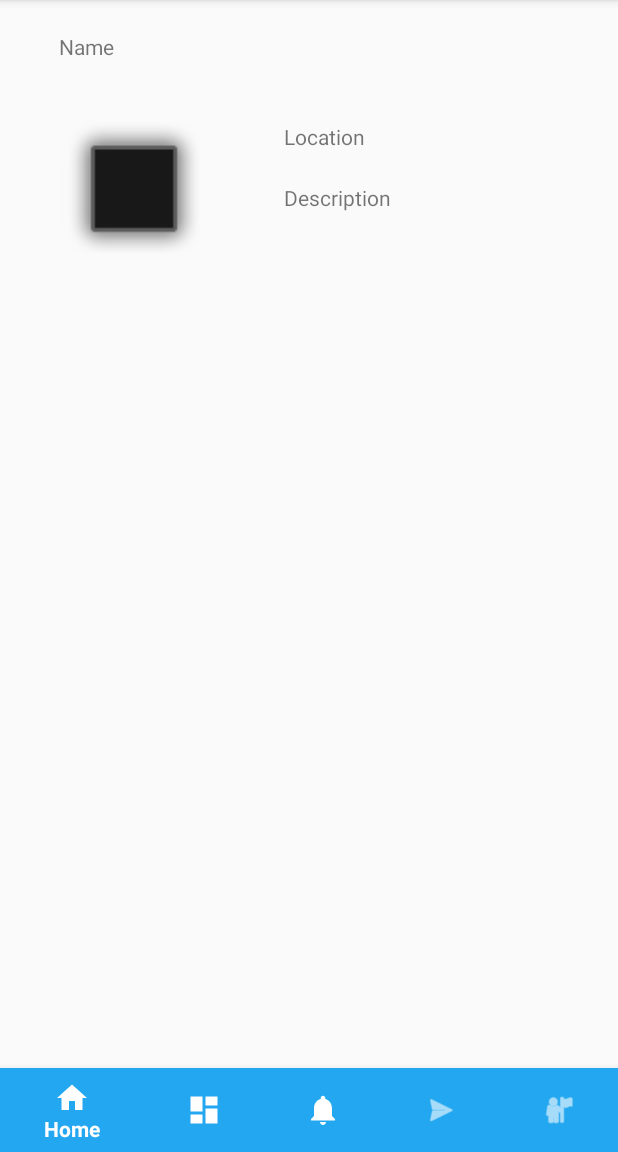
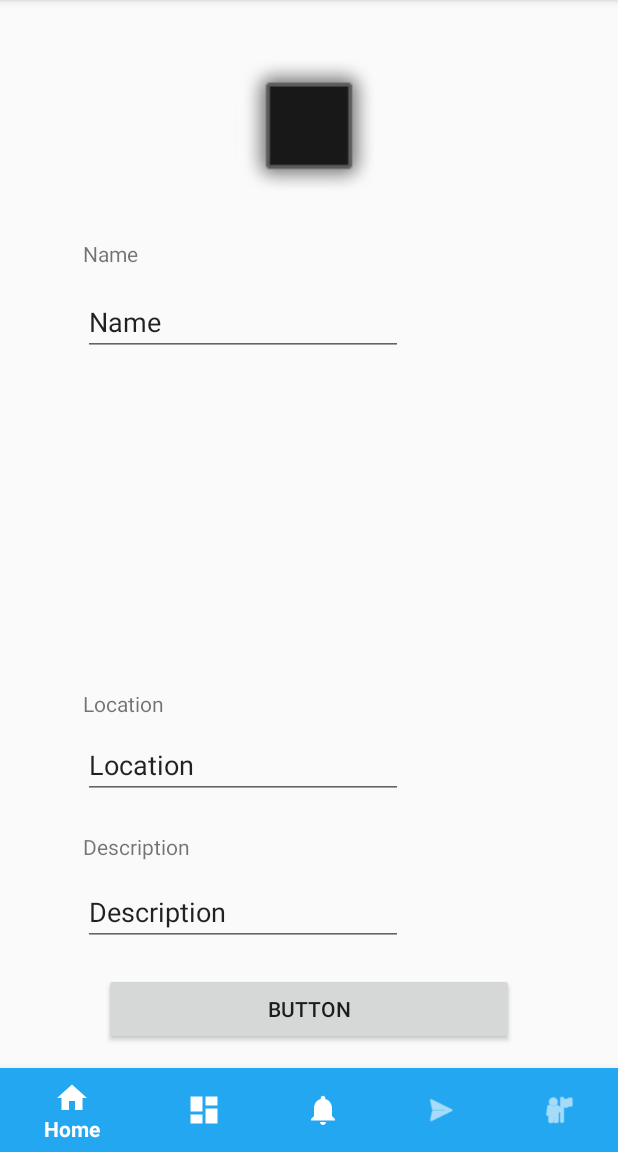
Before and after one commit to ViriusLevan/VisionShare, an Android app: the fragment Submission placed in its activity, on a phone screen of 412 x 824 dp, the part 84-1236 px from its top. Run offline under Robolectric (Android 15) with nearby library versions, the phone set to English and light mode, and no system bars; our stand-ins replace Firebase (no records; nobody signed in at launch, a user with empty details on screens opened directly); 7 statements that could not run were skipped.

Commit message:
[UNTESTED] switched firebase integration on Submission with My Project

```diff
--- a/app/src/main/java/com/example/android/visionshare/Submission.java
+++ b/app/src/main/java/com/example/android/visionshare/Submission.java
@@ -19,12 +19,6 @@ import com.google.firebase.database.ValueEventListener;
 
 public class Submission extends Fragment{
 
-    private TextView projectNameTV, projectDescTV, projectLocationTV;
-    private ImageView projectImageIV;
-    private FirebaseDatabase fd;
-    private DatabaseReference myRef, projectInfoRef;
-    private ChildEventListener myProjectChildListener;
-    private ValueEventListener projectInfoListener;
 
     View view;
     public static Submission newInstance() {
@@ -35,44 +29,6 @@ public class Submission extends Fragment{
     @Override
     public void onCreate(Bundle savedInstanceState) {
         super.onCreate(savedInstanceState);
-
-
-        fd = FirebaseDatabase.getInstance();
-        myRef = fd.getReference().child("User has Projects").child("iQhuQQFduEck3r2yT7jpQLZnD6k2");
-        projectInfoRef = fd.getReference().child("Crowdfunding Projects");
-
-
-        //        myProjectChildListener = myRef.addChildEventListener(new ChildEventListener() {
-//            @Override
-//            public void onChildAdded(DataSnapshot dataSnapshot, String s) {
-//                // This method is called once with the initial value and again
-//                // whenever data at this location is updated.
-//                String value = dataSnapshot.getKey();
-//                projectNameTV.setText(value);
-//                Log.d("MY PROJECT READ SUCCESS", "Value is: " + value);
-//            }
-//
-//            @Override
-//            public void onChildChanged(DataSnapshot dataSnapshot, String s) {
-//
-//            }
-//
-//            @Override
-//            public void onChildRemoved(DataSnapshot dataSnapshot) {
-//
-//            }
-//
-//            @Override
-//            public void onChildMoved(DataSnapshot dataSnapshot, String s) {
-//
-//            }
-//
-//            @Override
-//            public void onCancelled(DatabaseError databaseError) {
-//                Log.w("MY PROJECT READ FAIL", "Failed to read value.",
-//                        databaseError.toException());
-//            }
-//        });
 
     }
 
@@ -86,36 +42,11 @@ public class Submission extends Fragment{
     @Override
     public void onViewCreated(View view, @Nullable Bundle savedInstanceState) {
         super.onViewCreated(view, savedInstanceState);
-
-        projectNameTV = getView().findViewById(R.id.myProjectNameTV);
-        projectLocationTV = getView().findViewById(R.id.myProjectLocationTV);
-        projectImageIV = getView().findViewById(R.id.myProjectImageIV);
-        projectDescTV = getView().findViewById(R.id.myProjectDescriptionTV);
-
-        //Read from database
-        projectInfoListener = projectInfoRef.orderByChild("Submitted By").
-                equalTo("iQhuQQFduEck3r2yT7jpQLZnD6k2").addValueEventListener
-                (new ValueEventListener() {
-                    @Override
-                    public void onDataChange(DataSnapshot dataSnapshot) {
-                        for (DataSnapshot myProjectData : dataSnapshot.getChildren()){
-                            projectNameTV.setText(myProjectData.child("Name").getValue(String.class));
-                            projectLocationTV.setText(myProjectData.child("Location").getValue(String.class));
-                            projectDescTV.setText(myProjectData.child("Description").getValue(String.class));
-                        }
-                    }
-
-                    @Override
-                    public void onCancelled(DatabaseError databaseError) {
-
-                    }
-                });
     }
 
     @Override
     public void onDestroy() {
         super.onDestroy();
-        myRef.removeEventListener(projectInfoListener);
     }
 
 
--- a/app/src/main/res/layout/fragment_submission.xml
+++ b/app/src/main/res/layout/fragment_submission.xml
@@ -8,40 +8,82 @@
     android:orientation="vertical">
 
     <TextView
-        android:id="@+id/myProjectNameTV"
+        android:id="@+id/submissionNameTV"
         android:layout_width="218dp"
-        android:layout_height="36dp"
+        android:layout_height="wrap_content"
+        android:layout_alignParentLeft="true"
         android:layout_alignParentTop="true"
-        android:layout_alignLeft="@+id/myProjectImageIV"
-        android:layout_marginTop="21dp"
+        android:layout_marginLeft="55dp"
+        android:layout_marginTop="159dp"
         android:text="Name" />
 
     <TextView
-        android:id="@+id/myProjectDescriptionTV"
-        android:layout_width="198dp"
-        android:layout_height="66dp"
-        android:layout_alignParentTop="true"
-        android:layout_alignLeft="@+id/myProjectLocationTV"
-        android:layout_marginTop="122dp"
+        android:id="@+id/submissionDescriptionTV"
+        android:layout_width="220dp"
+        android:layout_height="wrap_content"
+        android:layout_alignParentBottom="true"
+        android:layout_alignLeft="@+id/submissionNameTV"
+        android:layout_marginBottom="138dp"
         android:text="Description" />
 
     <TextView
-        android:id="@+id/myProjectLocationTV"
+        android:id="@+id/submissionLocationTV"
         android:layout_width="183dp"
         android:layout_height="wrap_content"
-        android:layout_alignParentRight="true"
-        android:layout_alignTop="@+id/myProjectImageIV"
-        android:layout_marginRight="39dp"
+        android:layout_alignParentBottom="true"
+        android:layout_alignLeft="@+id/submissionNameTV"
+        android:layout_marginBottom="233dp"
         android:text="Location" />
 
     <ImageView
-        android:id="@+id/myProjectImageIV"
+        android:id="@+id/submissionImageIV"
         android:layout_width="100dp"
         android:layout_height="99dp"
-        android:layout_alignParentLeft="true"
+        android:layout_centerHorizontal="true"
         android:layout_alignParentTop="true"
-        android:layout_marginLeft="39dp"
-        android:layout_marginTop="81dp"
+        android:layout_marginTop="39dp"
         app:srcCompat="@android:drawable/alert_dark_frame" />
 
+    <EditText
+        android:id="@+id/submissionNameET"
+        android:layout_width="wrap_content"
+        android:layout_height="wrap_content"
+        android:layout_alignParentTop="true"
+        android:layout_alignLeft="@+id/submissionNameTV"
+        android:layout_marginTop="192dp"
+        android:ems="10"
+        android:inputType="textPersonName"
+        android:text="Name" />
+
+    <EditText
+        android:id="@+id/submissionLocationET"
+        android:layout_width="wrap_content"
+        android:layout_height="wrap_content"
+        android:layout_alignParentBottom="true"
+        android:layout_alignLeft="@+id/submissionNameTV"
+        android:layout_marginBottom="179dp"
+        android:ems="10"
+        android:inputType="textPersonName"
+        android:text="Location" />
+
+    <EditText
+        android:id="@+id/submissionDescriptionET"
+        android:layout_width="wrap_content"
+        android:layout_height="wrap_content"
+        android:layout_alignParentBottom="true"
+        android:layout_alignLeft="@+id/submissionNameTV"
+        android:layout_marginBottom="81dp"
+        android:ems="10"
+        android:inputType="textPersonName"
+        android:text="Description" />
+
+    <Button
+        android:id="@+id/submissionSubmitBtn"
+        android:layout_width="273dp"
+        android:layout_height="wrap_content"
+        android:layout_alignParentBottom="true"
+        android:layout_marginBottom="15dp"
+        android:layout_centerHorizontal="true"
+        android:text="Button" />
+
 </RelativeLayout>
```
Also changed, not shown: app/src/main/java/com/example/android/visionshare/My_Account_Projects.java (+89 -0 lines), app/src/main/res/layout/fragment_my_account_projects.xml (+33 -15 lines).
